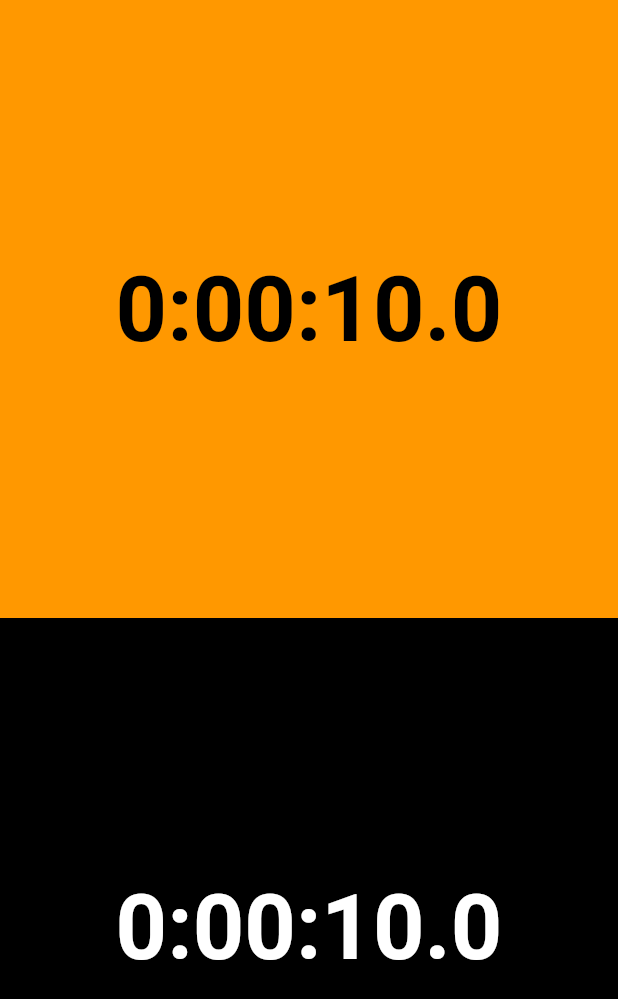
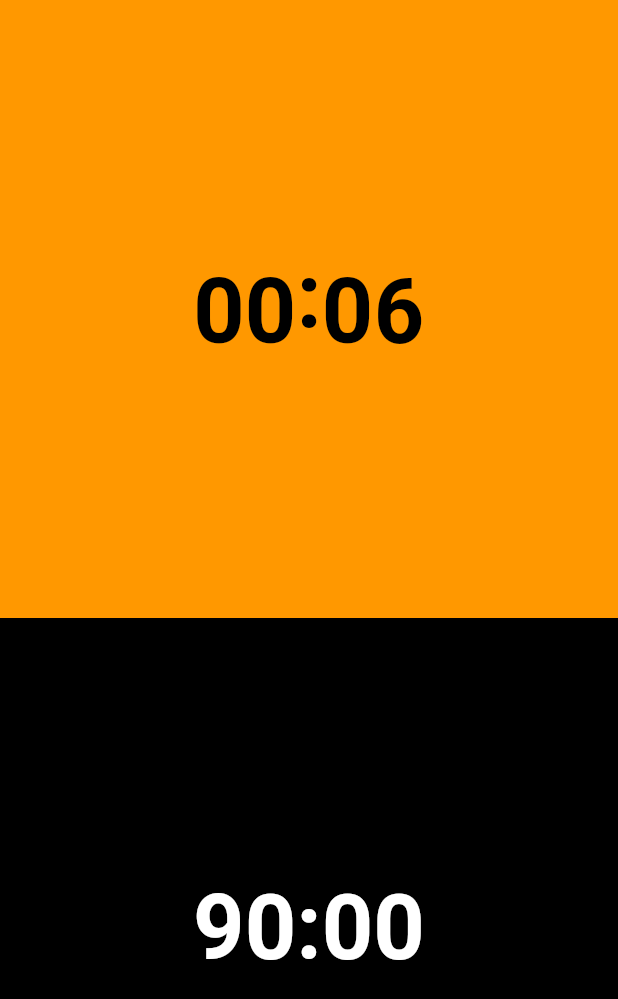
Before and after one commit to quangnd2203/flutter_chess_clock, a Flutter app: the screen it shows after launch, on a phone screen of 412 x 824 dp. Shown: the top 999 px of the screen. Run offline on Flutter 3.47's test engine with Material 2 defaults, Android fonts, the light colour scheme and no system bars; our stand-ins replace bloc, equatable, flutter_bloc, get.

Commit message:
no message

```diff
--- /dev/null
+++ b/lib/blocs/time_cubit/time_cubit.dart
@@ -0,0 +1,22 @@
+import 'dart:async';
+
+import 'package:bloc/bloc.dart';
+
+class TimeCubit extends Cubit<Duration> {
+
+  late Timer _timer;
+
+  TimeCubit(super.initialState);
+
+  void runTime(){
+    const Duration duration = Duration(milliseconds: 100);
+    _timer = Timer.periodic(duration, (timer) {
+      emit(state - duration);
+      if(!(state.isNegative)) {
+        // add(RunningEvent());
+      } else {
+        // add(StopEvent());
+      }
+    });
+  }
+}
--- /dev/null
+++ b/lib/helper.dart
@@ -0,0 +1,4 @@
+String formatTime(Duration duration) {
+  int second = duration.inSeconds.remainder(60);
+  return [duration.inMinutes, second].map((seg) => seg.toString().padLeft(2, '0')).join(':');
+}
--- a/lib/views/clock_view.dart
+++ b/lib/views/clock_view.dart
@@ -1,3 +1,5 @@
+import 'dart:math';
+
 import 'package:demo_bloc/blocs/time_bloc/time_bloc.dart';
 import 'package:demo_bloc/views/time_view.dart';
 import 'package:flutter/material.dart';
@@ -5,20 +7,24 @@ import 'package:flutter/material.dart';
 class ClockView extends StatelessWidget {
   ClockView({Key? key}) : super(key: key);
 
-  final TimeBloc timeBloc1 = TimeBloc(const Duration(seconds: 10));
-  final TimeBloc timeBloc2 = TimeBloc(const Duration(seconds: 10));
+  final TimeBloc timeBloc1 = TimeBloc(const Duration(minutes: 90));
+  final TimeBloc timeBloc2 = TimeBloc(const Duration(minutes: 90));
 
   @override
   Widget build(BuildContext context) {
-    return Scaffold(
-      body: SafeArea(
-        child: Column(
+    return SafeArea(
+      child: Scaffold(
+        // backgroundColor: Colors.transparent,
+        body: Column(
           children: [
             Expanded(
-              child: TimeView(
-                bgColor: Colors.orange,
-                textColor: Colors.black,
-                timeBloc: timeBloc1,
+              child: Transform.rotate(
+                angle: pi,
+                child: TimeView(
+                  bgColor: Colors.orange,
+                  textColor: Colors.black,
+                  timeBloc: timeBloc1,
+                ),
               ),
             ),
             Expanded(
--- a/lib/views/time_view.dart
+++ b/lib/views/time_view.dart
@@ -2,6 +2,8 @@
 import 'package:demo_bloc/blocs/time_bloc/time_bloc.dart';
 import 'package:flutter/material.dart';
 import 'package:flutter_bloc/flutter_bloc.dart';
+
+import '../helper.dart';
 
 class TimeView extends StatelessWidget {
   const TimeView({Key? key, required this.timeBloc, required this.bgColor, required this.textColor}) : super(key: key);
@@ -66,25 +68,25 @@ class TimeView extends StatelessWidget {
       builder: (context, state) {
         if (state is TimeRunState) {
           return Text(
-            state.duration.toString().replaceRange(9, 14, ''),
+            formatTime(state.duration),
             style: TextStyle(fontWeight: FontWeight.w700, fontSize: 60, color: textColor),
           );
         }
         if (state is TimeStartState) {
           return Text(
-            state.duration.toString().replaceRange(9, 14, ''),
+            formatTime(state.duration),
             style: TextStyle(fontWeight: FontWeight.w700, fontSize: 60, color: textColor),
           );
         }
         if (state is TimeCompleteState) {
           return Text(
-            state.duration.toString().replaceRange(9, 14, ''),
+            formatTime(state.duration),
             style: TextStyle(fontWeight: FontWeight.w700, fontSize: 60, color: textColor),
           );
         }
         if (state is TimePauseState) {
           return Text(
-            state.duration.toString().replaceRange(9, 14, ''),
+            formatTime(state.duration),
             style: TextStyle(fontWeight: FontWeight.w700, fontSize: 60, color: textColor),
           );
         }
```
